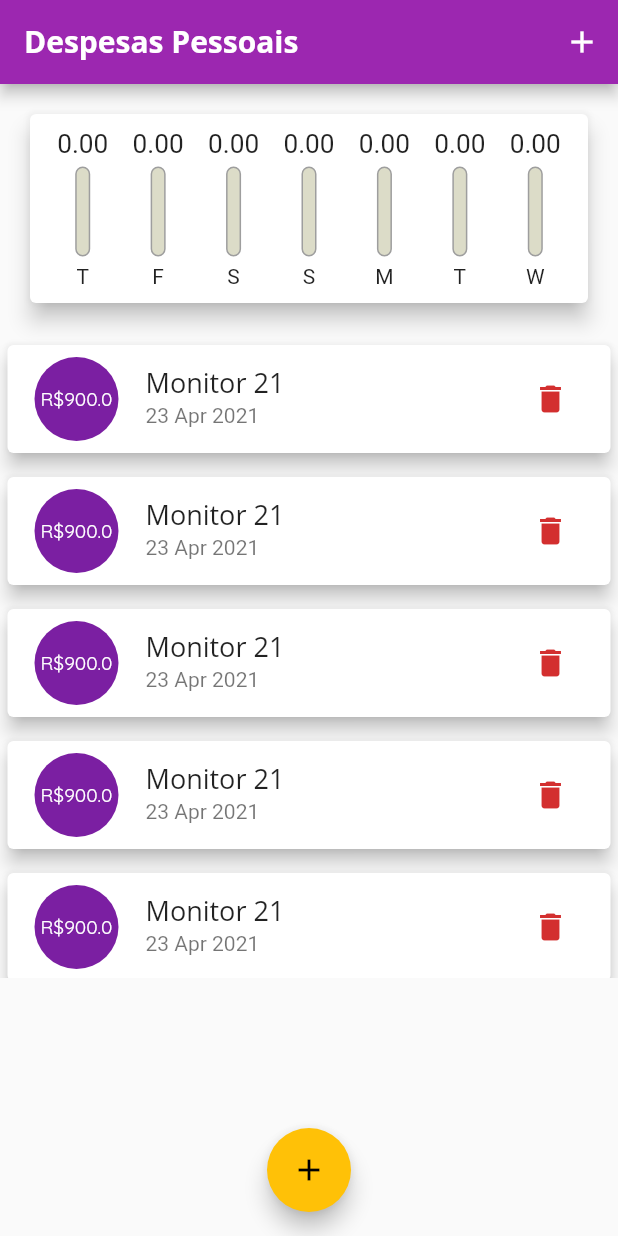
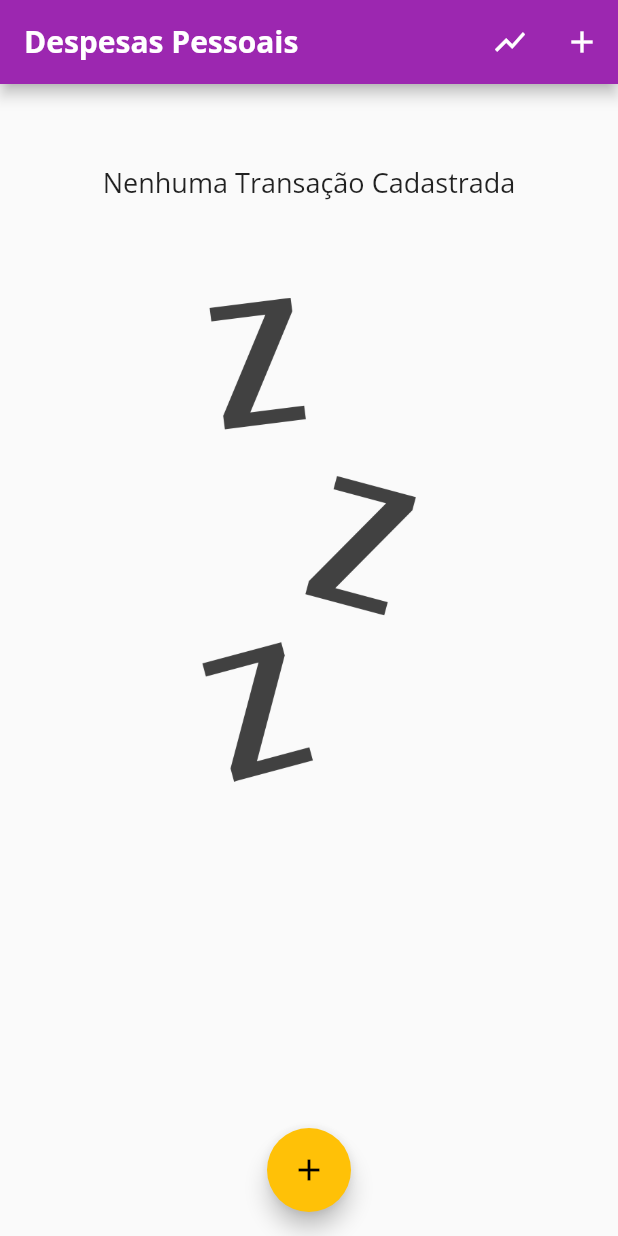
Before and after one commit to altenir/cod3r_expenses, a Flutter app: the screen it shows after launch, on a phone screen of 412 x 824 dp. Run offline on Flutter 3.47's test engine with Material 2 defaults, Android fonts, the phone set to English and light mode, and no system bars.

Commit message:
detectando a plataforma

```diff
--- a/lib/components/chart_bar.dart
+++ b/lib/components/chart_bar.dart
@@ -13,19 +13,21 @@ class ChartBar extends StatelessWidget {
 
   @override
   Widget build(BuildContext context) {
+    return LayoutBuilder(
+      builder: (ctx, constrainsts) {
         return Column(
           children: <Widget>[
             Container(
-          height: 20,
+              height: constrainsts.maxHeight * 0.15,
               child: FittedBox(
                 child: Text('${value.toStringAsFixed(2)}'),
               ),
             ),
             SizedBox(
-          height: 5,
+              height: constrainsts.maxHeight * 0.05,
             ),
             Container(
-          height: 60,
+              height: constrainsts.maxHeight * 0.6,
               width: 10,
               child: Stack(
                 alignment: Alignment.bottomCenter,
@@ -53,10 +55,17 @@ class ChartBar extends StatelessWidget {
               ),
             ),
             SizedBox(
-          height: 5,
+              height: constrainsts.maxHeight * 0.05,
             ),
-        Text(label),
+            Container(
+              height: constrainsts.maxHeight * 0.15,
+              child: FittedBox(
+                child: Text(label),
+              ),
+            ),
           ],
+        );
+      },
     );
   }
 }
--- a/lib/components/nao usado_transaction_user.dart
+++ b/lib/components/nao usado_transaction_user.dart
@@ -43,8 +43,8 @@ class _TransactionUserState extends State<TransactionUser> {
   Widget build(BuildContext context) {
     return Column(
       children: <Widget>[
-        TransactionForm(_addTransaction),
-        TransactionList(_transactions),
+        // TransactionForm(_addTransaction),
+        // TransactionList(_transactions),
       ],
     );
   }
--- a/lib/components/transaction_form.dart
+++ b/lib/components/transaction_form.dart
@@ -46,10 +46,18 @@ class _TransactionFormState extends State<TransactionForm> {
 
   @override
   Widget build(BuildContext context) {
-    return Card(
+    // int mqvBottom = MediaQuery.of(context).viewInsets.bottom.round();
+    // print('Form ${mqvBottom}');
+    return SingleChildScrollView(
+      child: Card(
         elevation: 5,
         child: Padding(
-        padding: const EdgeInsets.all(10),
+          padding: const EdgeInsets.only(
+            top: 10,
+            right: 10,
+            left: 10,
+            bottom: 10,
+          ),
           child: Column(
             children: <Widget>[
               TextField(
@@ -111,6 +119,7 @@ class _TransactionFormState extends State<TransactionForm> {
             ],
           ),
         ),
+      ),
     );
   }
 }
--- a/lib/components/transaction_list.dart
+++ b/lib/components/transaction_list.dart
@@ -10,30 +10,32 @@ class TransactionList extends StatelessWidget {
 
   @override
   Widget build(BuildContext context) {
-    return Container(
-      height: 430,
-      child: transactions.isEmpty
-          ? Column(
+    return transactions.isEmpty
+        ? LayoutBuilder(
+            builder: (ctx, constraints) {
+              return Column(
                 children: <Widget>[
                   SizedBox(
-                  height: 20,
+                    height: constraints.maxHeight * 0.10,
                   ),
                   Text(
                     'Nenhuma Transação Cadastrada',
                     style: Theme.of(context).textTheme.headline6,
                   ),
                   SizedBox(
-                  height: 20,
+                    height: constraints.maxHeight * 0.10,
                   ),
                   Container(
                     margin: EdgeInsets.all(10),
-                  height: 200,
+                    height: constraints.maxHeight * 0.6,
                     child: Image.asset(
                       'assets/images/waiting.png',
                       fit: BoxFit.cover,
                     ),
                   ),
                 ],
+              );
+            },
           )
         : ListView.builder(
             itemCount: transactions.length,
@@ -62,7 +64,18 @@ class TransactionList extends StatelessWidget {
                   subtitle: Text(
                     DateFormat('d MMM y').format(tr.date),
                   ),
-                    trailing: IconButton(
+                  trailing: MediaQuery.of(context).size.width > 480
+                      ? TextButton(
+                          style: TextButton.styleFrom(
+                            padding: const EdgeInsets.all(16.0),
+                            primary: Colors.purple,
+                            textStyle: const TextStyle(
+                                fontSize: 14, fontWeight: FontWeight.bold),
+                          ),
+                          onPressed: () => onRemove(tr.id),
+                          child: const Text('Excluir'),
+                        )
+                      : IconButton(
                           icon: Icon(Icons.delete),
                           color: Theme.of(context).errorColor,
                           onPressed: () => onRemove(tr.id),
@@ -70,7 +83,6 @@ class TransactionList extends StatelessWidget {
                 ),
               );
             },
-            ),
           );
   }
 }
--- a/lib/main.dart
+++ b/lib/main.dart
@@ -1,3 +1,4 @@
+import 'dart:io';
 import 'dart:math';
 import 'package:expenses/components/chart.dart';
 import 'package:expenses/components/transaction_form.dart';
@@ -10,6 +11,8 @@ main() => runApp(ExpensesApp());
 class ExpensesApp extends StatelessWidget {
   @override
   Widget build(BuildContext context) {
+    // SystemChrome.setPreferredOrientations([DeviceOrientation.portraitUp]);
+
     return MaterialApp(
       home: MyHomePage(),
       theme: ThemeData(
@@ -25,7 +28,8 @@ class ExpensesApp extends StatelessWidget {
               button: TextStyle(
                 color: Colors.white,
                 fontWeight: FontWeight.bold,
-            )),
+              ),
+            ),
         appBarTheme: AppBarTheme(
           textTheme: ThemeData.light().textTheme.copyWith(
                 headline6: TextStyle(
@@ -47,79 +51,14 @@ class MyHomePage extends StatefulWidget {
 
 class _MyHomePageState extends State<MyHomePage> {
   final List<Transaction> _transactions = [
-    Transaction(
-      id: 't1',
-      title: 'Monitor 21',
-      value: 900.00,
-      date: DateTime.now().subtract(Duration(days: 33)),
-    ),
-    Transaction(
-      id: 't2',
-      title: 'Monitor 21',
-      value: 900.00,
-      date: DateTime.now().subtract(Duration(days: 33)),
-    ),
-    Transaction(
-      id: 't3',
-      title: 'Monitor 21',
-      value: 900.00,
-      date: DateTime.now().subtract(Duration(days: 33)),
-    ),
-    Transaction(
-      id: 't4',
-      title: 'Monitor 21',
-      value: 900.00,
-      date: DateTime.now().subtract(Duration(days: 33)),
-    ),
-    Transaction(
-      id: 't4',
-      title: 'Monitor 21',
-      value: 900.00,
-      date: DateTime.now().subtract(Duration(days: 33)),
-    ),
-    Transaction(
-      id: 't4',
-      title: 'Monitor 21',
-      value: 900.00,
-      date: DateTime.now().subtract(Duration(days: 33)),
-    ),
-    Transaction(
-      id: 't4',
-      title: 'Monitor 21',
-      value: 900.00,
-      date: DateTime.now().subtract(Duration(days: 33)),
-    ),
-    Transaction(
-      id: 't4',
-      title: 'Monitor 21',
-      value: 900.00,
-      date: DateTime.now().subtract(Duration(days: 33)),
-    ),
-    Transaction(
-      id: 't4',
-      title: 'Monitor 21',
-      value: 900.00,
-      date: DateTime.now().subtract(Duration(days: 33)),
-    ),
-    Transaction(
-      id: 't4',
-      title: 'Monitor 21',
-      value: 900.00,
-      date: DateTime.now().subtract(Duration(days: 33)),
-    ),
-    Transaction(
-      id: 't4',
-      title: 'Monitor 21',
-      value: 900.00,
-      date: DateTime.now().subtract(Duration(days: 33)),
-    ),
-    Transaction(
-      id: 't4',
-      title: 'Monitor 21',
-      value: 900.00,
-      date: DateTime.now().subtract(Duration(days: 33)),
-    ),
+    // Transaction(
+    //   id: 't1',
+    //   title: 'Monitor 21',
+    //   value: 900.00,
+    //   date: DateTime.now().subtract(Duration(days: 33)),
+    // )
   ];
+  late bool _showChart = false;
 
   List<Transaction> get _recentTransactions {
     return _transactions.where((tr) {
@@ -162,29 +101,69 @@ class _MyHomePageState extends State<MyHomePage> {
 
   @override
   Widget build(BuildContext context) {
-    return Scaffold(
-      appBar: AppBar(
+    final mediaQuery = MediaQuery.of(context);
+    bool isLandscape = mediaQuery.orientation == Orientation.landscape;
+    final appBar = AppBar(
       title: Text(
         'Despesas Pessoais',
-          style: TextStyle(fontFamily: 'OpenSans'),
       ),
       actions: <Widget>[
         IconButton(
+          onPressed: () {
+            setState(() {
+              _showChart = !_showChart;
+            });
+          },
+          icon: Icon(_showChart ? Icons.list : Icons.show_chart),
+        ),
+        IconButton(
           onPressed: () => _openTransactionFormModal(context),
           icon: Icon(Icons.add),
-          )
+        ),
       ],
-      ),
+    );
+
+    final avaliableHeight = mediaQuery.size.height -
+        appBar.preferredSize.height -
+        mediaQuery.padding.top;
+
+    return Scaffold(
+      appBar: appBar,
       body: SingleChildScrollView(
         child: Column(
           crossAxisAlignment: CrossAxisAlignment.stretch,
           children: <Widget>[
-            Chart(_recentTransactions),
-            TransactionList(_transactions, _removeTransaction),
+            if (isLandscape)
+              // Row(
+              //   mainAxisAlignment: MainAxisAlignment.center,
+              //   children: <Widget>[
+              //     Text('Exibir Gráfico'),
+              //     Switch.adaptive(
+              //       value: _showChart,
+              //       onChanged: (value) {
+              //         setState(() {
+              //           _showChart = value;
+              //         });
+              //       },
+              //     ),
+              //   ],
+              // ),
+              if (_showChart || !isLandscape)
+                Container(
+                  height: avaliableHeight * (isLandscape ? 0.7 : 0.3),
+                  child: Chart(_recentTransactions),
+                ),
+            if (!_showChart || !isLandscape)
+              Container(
+                height: avaliableHeight * (isLandscape ? 1 : 0.7),
+                child: TransactionList(_transactions, _removeTransaction),
+              ),
           ],
         ),
       ),
-      floatingActionButton: FloatingActionButton(
+      floatingActionButton: Platform.isIOS
+          ? Container()
+          : FloatingActionButton(
               onPressed: () => _openTransactionFormModal(context),
               child: Icon(Icons.add),
             ),
```
Lines whose indentation alone changed are shown as unchanged.
